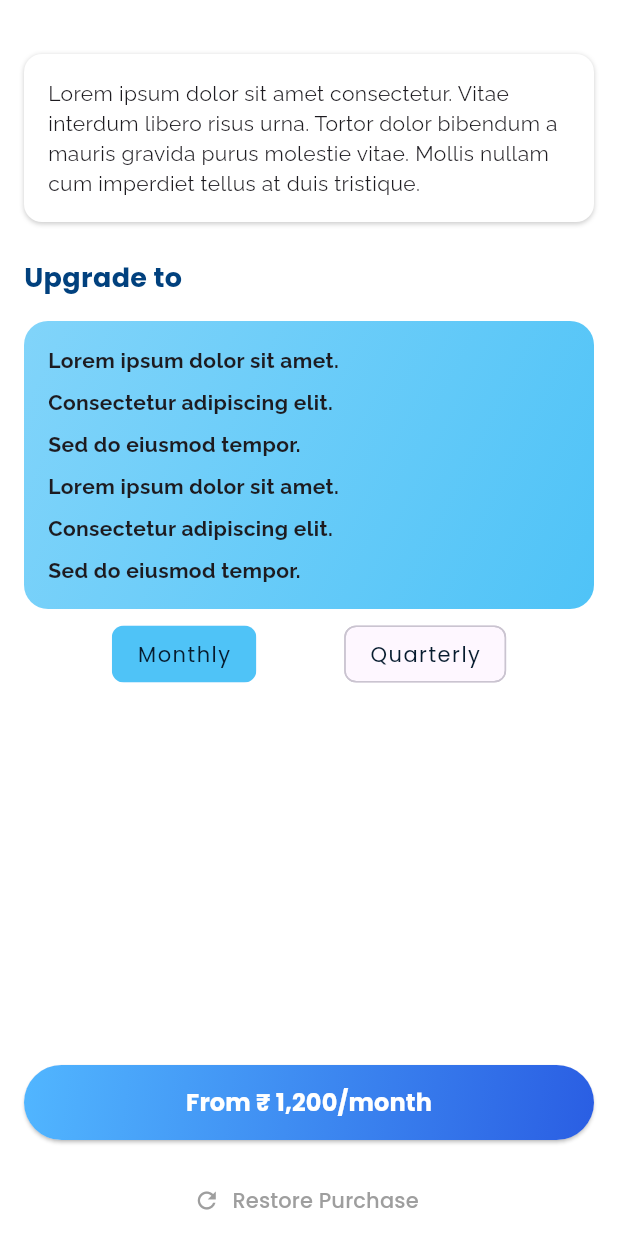
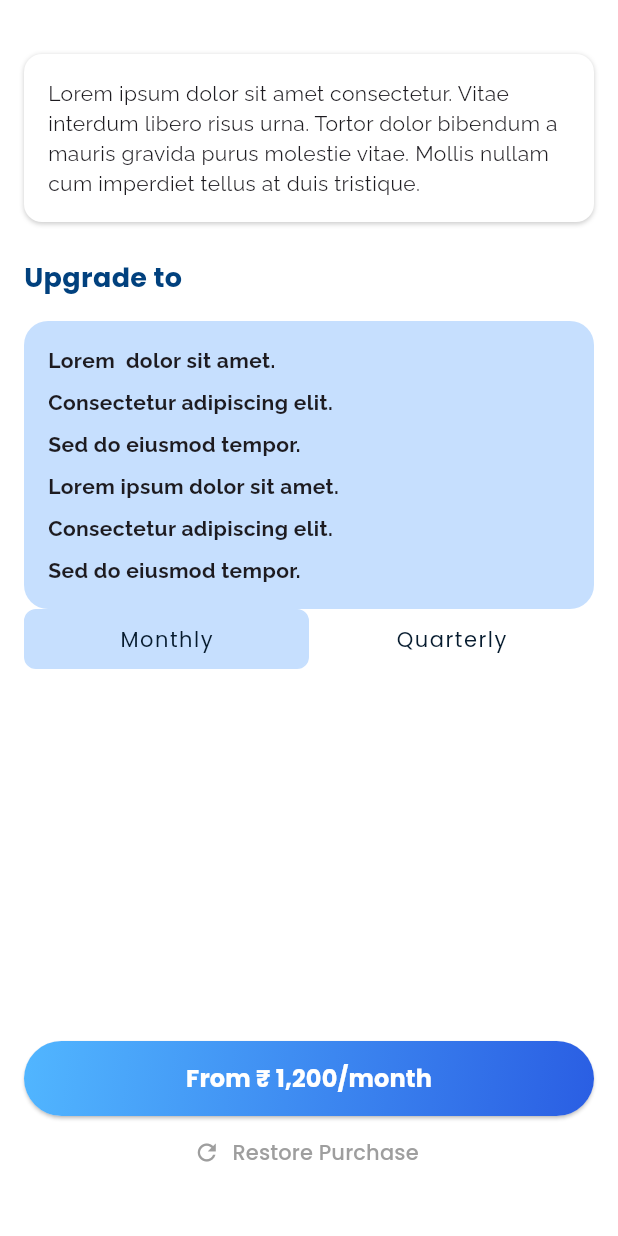
Before and after one commit to shashank-reddy-electromob/wrenchmate, a Flutter app: the SubscriptionPage screen opened by its route, on a phone screen of 412 x 824 dp. Run offline on Flutter 3.47's test engine with Material 3 defaults, Android fonts, the phone set to English and light mode, and no system bars; our stand-ins replace carousel_slider, cloud_firestore, country_code_picker, date_picker_timeline, extended_image, firebase_auth and 15 more; missing offline and left inert: dart:ffi, draggable_fab, google_api_availability; accounts and stored records are empty; project files that could hold a hidden picture were left out.

Commit message:
subscription in progress

```diff
--- a/lib/app/modules/subscription/subscription_page.dart
+++ b/lib/app/modules/subscription/subscription_page.dart
@@ -100,19 +100,8 @@ class _SubscriptionPageState extends State<SubscriptionPage> {
                   width: double.infinity,
                   padding: EdgeInsets.all(16),
                   decoration: BoxDecoration(
-                    gradient: LinearGradient(
-                      colors: isMonthly
-                          ? [
-                              Colors.lightBlue.shade200,
-                              Colors.lightBlue.shade300,
-                            ]
-                          : [
-                              Colors.lightBlue.shade400,
-                              Colors.lightBlue.shade500,
-                            ],
-                      begin: Alignment.topLeft,
-                      end: Alignment.bottomRight,
-                    ),
+                    color: Color(0xffC6DFFE),
+
                     borderRadius: BorderRadius.circular(16),
                   ),
                   child: Column(
@@ -120,7 +109,7 @@ class _SubscriptionPageState extends State<SubscriptionPage> {
                     children: isMonthly
                         ? [
                             Text(
-                              'Lorem ipsum dolor sit amet.',
+                              'Lorem  dolor sit amet.',
                               style: TextStyle(
                                   fontFamily: 'Raleway',
                                   fontSize: 14,
@@ -218,37 +207,54 @@ class _SubscriptionPageState extends State<SubscriptionPage> {
                           ],
                   ),
                 ),
-                SizedBox(height: 6),
                 Row(
                   mainAxisAlignment: MainAxisAlignment.spaceEvenly,
                   children: [
-                    ChoiceChip(
-                      showCheckmark: false,
-                      label: Text(
-                        'Monthly',
-                        style: AppTextStyle.medium14,
-                      ),
-                      selected: isMonthly,
-                      selectedColor: Colors.lightBlue.shade300,
-                      onSelected: (selected) {
+                    GestureDetector(
+                      onTap: () {
                         setState(() {
                           isMonthly = true;
                         });
                       },
+                      child: Container(
+                        width: (MediaQuery.of(context).size.width * 0.5)-16, // Half the width of the upper container
+                        height: 40, // Adjust height as needed
+                        decoration: BoxDecoration(
+                          color: isMonthly ? Color(0xffC6DFFE) : Colors.white,
+                          borderRadius: BorderRadius.circular(8),
+                          border: isMonthly ? Border.all(color: Color(0xffC6DFFE)):Border.all(color: Colors.transparent),
+                        ),
+                        alignment: Alignment.center,
+                        child: Text(
+                          'Monthly',
+                          style: AppTextStyle.medium14,
+                        ),
+                        // Add onTap functionality
+
+                      ),
                     ),
-                    ChoiceChip(
-                      showCheckmark: false,
-                      label: Text(
-                        'Quarterly',
-                        style: AppTextStyle.medium14,
-                      ),
-                      selected: !isMonthly,
-                      selectedColor: Colors.lightBlue.shade300,
-                      onSelected: (selected) {
+                    GestureDetector(
+                      onTap: () {
                         setState(() {
                           isMonthly = false;
                         });
                       },
+                      child: Container(
+                        width: (MediaQuery.of(context).size.width * 0.5)-16, // Half the width of the upper container
+                        height: 40, // Adjust height as needed
+                        decoration: BoxDecoration(
+                          color: !isMonthly ? Color(0xffC6DFFE) : Colors.white,
+                          borderRadius: BorderRadius.circular(8),
+                          border: !isMonthly ? Border.all(color: Color(0xffC6DFFE)):Border.all(color: Colors.transparent),
+                        ),
+                        alignment: Alignment.center,
+                        child: Text(
+                          'Quarterly',
+                          style: AppTextStyle.medium14,
+                        ),
+                        // Add onTap functionality
+
+                      ),
                     ),
                   ],
                 ),
@@ -296,7 +302,6 @@ class _SubscriptionPageState extends State<SubscriptionPage> {
                 ),
               ),
             ),
-            SizedBox(height: 16),
             Center(
               child: TextButton.icon(
                 onPressed: () {},
@@ -306,6 +311,7 @@ class _SubscriptionPageState extends State<SubscriptionPage> {
                         TextStyle(color: Colors.grey, fontFamily: 'Poppins')),
               ),
             ),
+            SizedBox(height: 32,)
           ],
         ),
       ),
```
